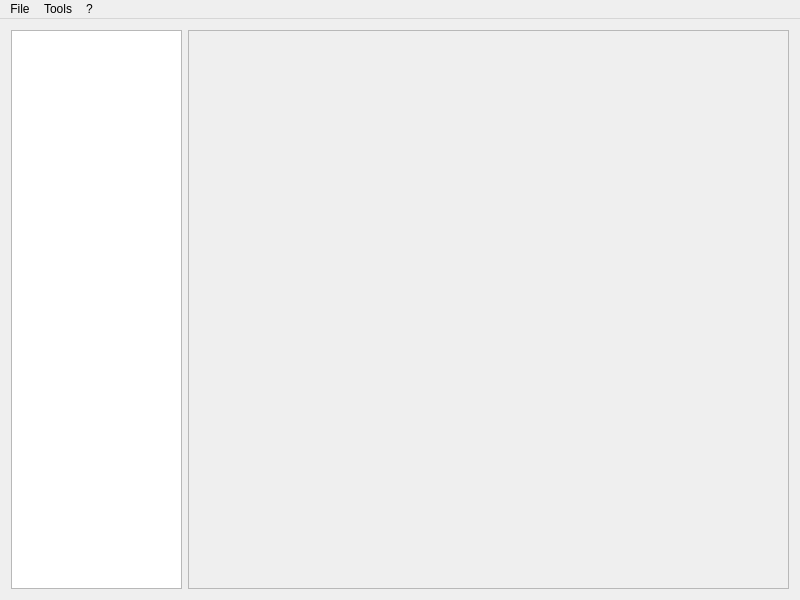
Above: Source/mainwindow.ui from OnexTale/OnexExplorer before the change. Below: the same form after it.
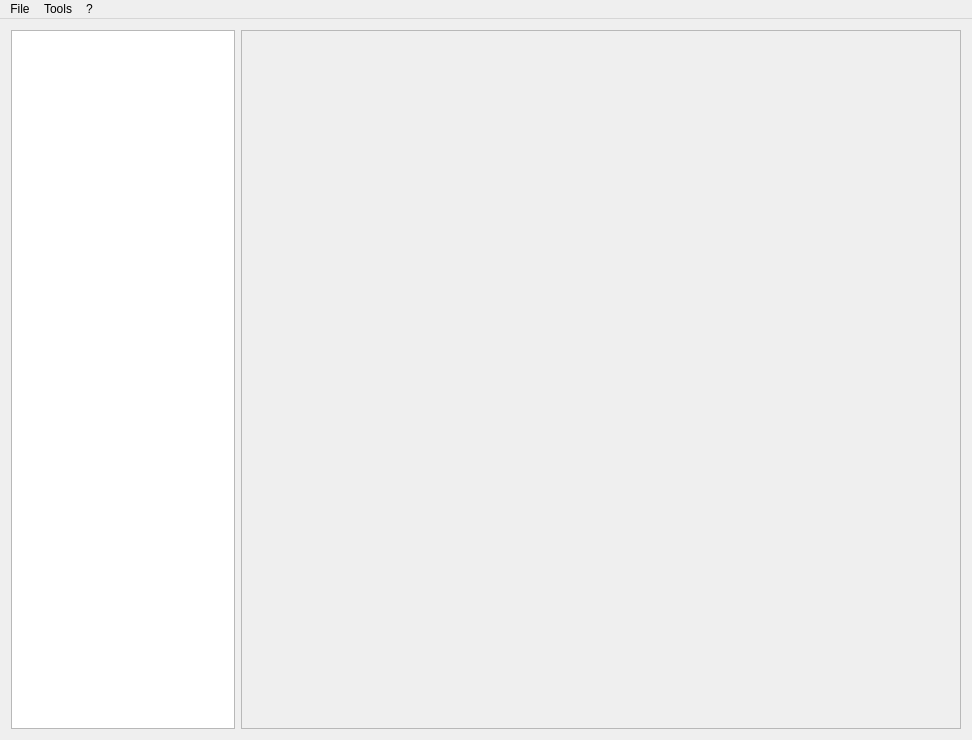
That is the form after the change. Icons and pictures are not drawn.

Commit message: resized treewidget to show full filenames

```diff
--- a/Source/mainwindow.ui
+++ b/Source/mainwindow.ui
@@ -6,8 +6,8 @@
    <rect>
     <x>0</x>
     <y>0</y>
-    <width>800</width>
-    <height>600</height>
+    <width>972</width>
+    <height>740</height>
    </rect>
   </property>
   <property name="minimumSize">
@@ -39,7 +39,7 @@
       </property>
       <property name="maximumSize">
        <size>
-        <width>171</width>
+        <width>224</width>
         <height>16777215</height>
        </size>
       </property>
@@ -76,7 +76,7 @@
     <rect>
      <x>0</x>
      <y>0</y>
-     <width>800</width>
+     <width>972</width>
      <height>30</height>
     </rect>
    </property>
```
